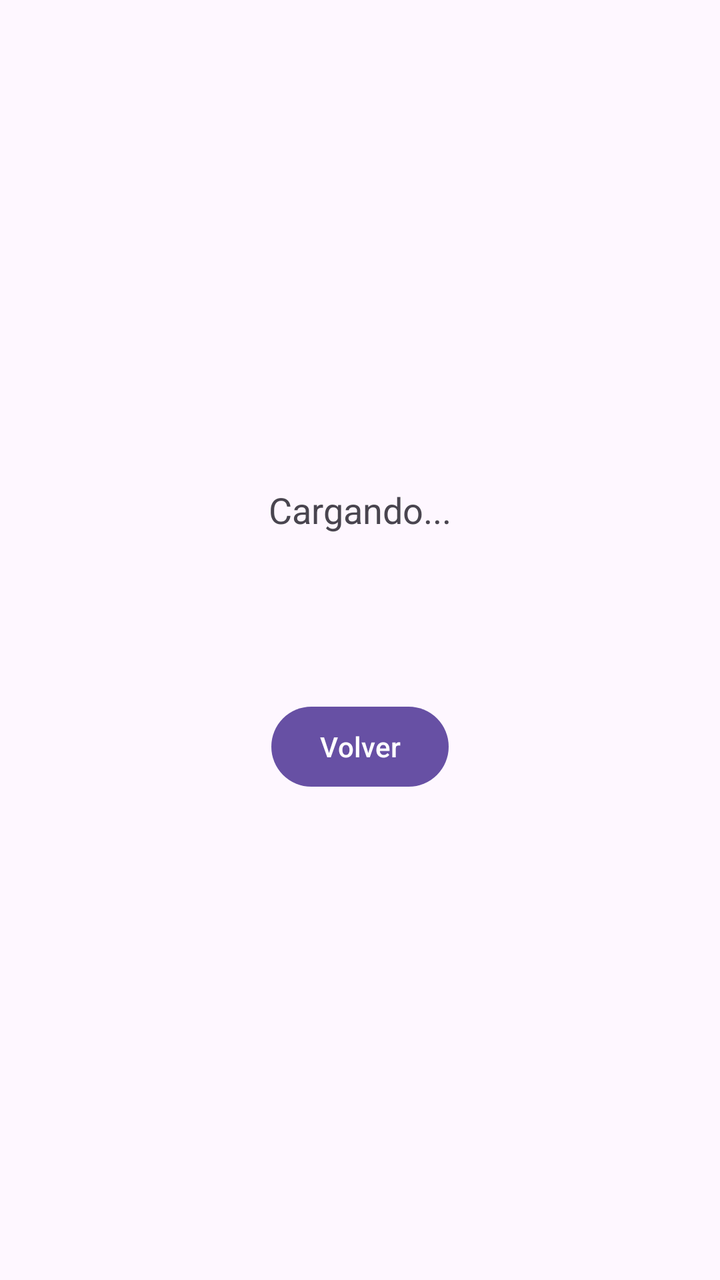
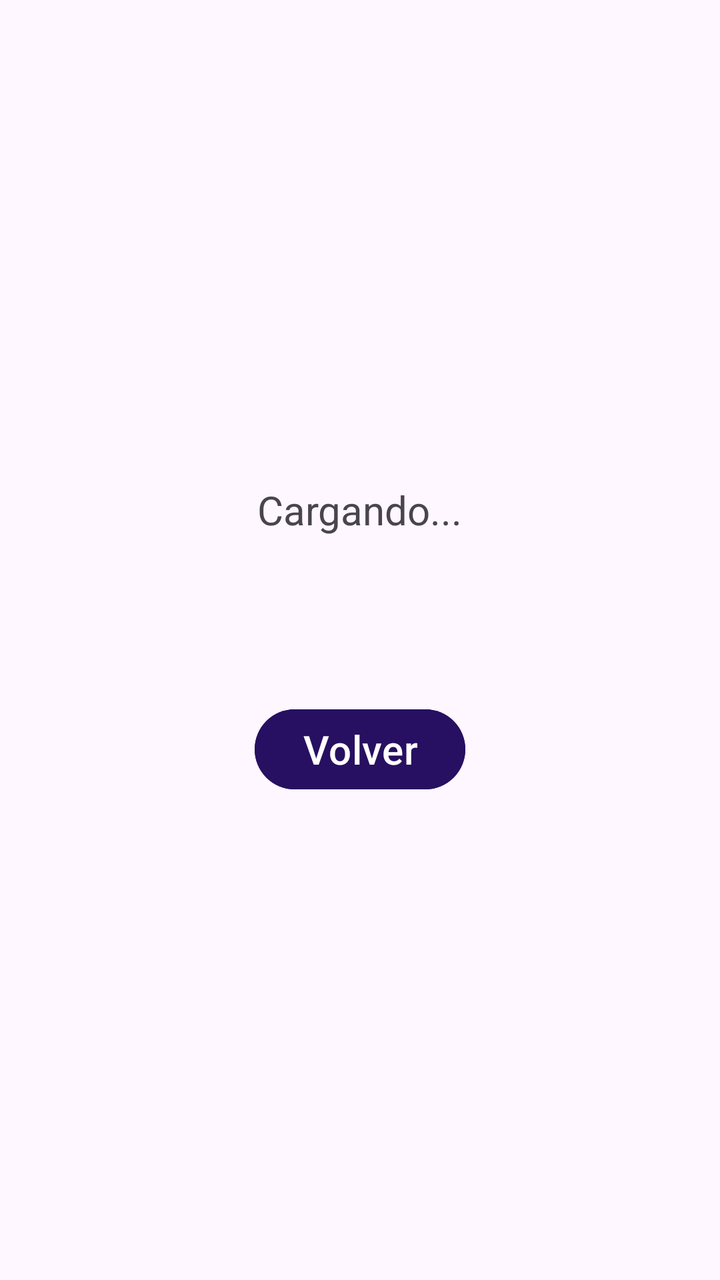

Two renders of the same Android screen: before a commit and after it. Below are the layout's source before the change and the commit's diff.
<!-- AndroidManifest.xml: application theme Theme.ConversorDeMonedasGrupo2 -->
<!-- res/layout/activity_resultado.xml -->
<?xml version="1.0" encoding="utf-8"?>
<LinearLayout xmlns:android="http://schemas.android.com/apk/res/android"
    android:layout_width="match_parent"
    android:layout_height="match_parent"
    android:orientation="vertical"
    android:gravity="center"
    android:padding="20dp">

    <TextView
        android:id="@+id/tvMontoEnviado"
        android:layout_width="wrap_content"
        android:layout_height="wrap_content"
        android:textSize="18sp"
        android:text="Cargando..." />

    <TextView
        android:id="@+id/tvResultadoFinal"
        android:layout_width="wrap_content"
        android:layout_height="wrap_content"
        android:textSize="24sp"
        android:textStyle="bold"
        android:textColor="#6750A4"
        android:layout_marginTop="20dp" />

    <Button
        android:id="@+id/btnVolver"
        android:layout_width="wrap_content"
        android:layout_height="wrap_content"
        android:text="Volver"
        android:layout_marginTop="30dp" />

</LinearLayout>
<!-- resources referenced by this layout -->
<resources>
  <style name="Theme.ConversorDeMonedasGrupo2" parent="Base.Theme.ConversorDeMonedasGrupo2" />
  <style name="Base.Theme.ConversorDeMonedasGrupo2" parent="Theme.Material3.DayNight.NoActionBar">
          
          
      </style>
</resources>

<!-- the commit's change to res/layout/activity_resultado.xml (unified diff, before → after) -->
@@ -10,8 +10,9 @@
         android:id="@+id/tvMontoEnviado"
         android:layout_width="wrap_content"
         android:layout_height="wrap_content"
-        android:textSize="18sp"
-        android:text="Cargando..." />
+        android:textSize="20sp"
+        android:text="Cargando..."
+        />
 
     <TextView
         android:id="@+id/tvResultadoFinal"
@@ -26,7 +27,9 @@
         android:id="@+id/btnVolver"
         android:layout_width="wrap_content"
         android:layout_height="wrap_content"
+        android:backgroundTint="#271061"
         android:text="Volver"
+        android:textSize="20sp"
         android:layout_marginTop="30dp" />
 
 </LinearLayout>
